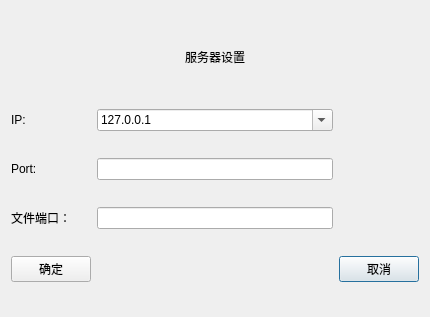
This is chat_Client/login/setnetdialog.ui in OY-YH/ATAW-Chat as Qt 5 draws it before an edit. The edited form follows.
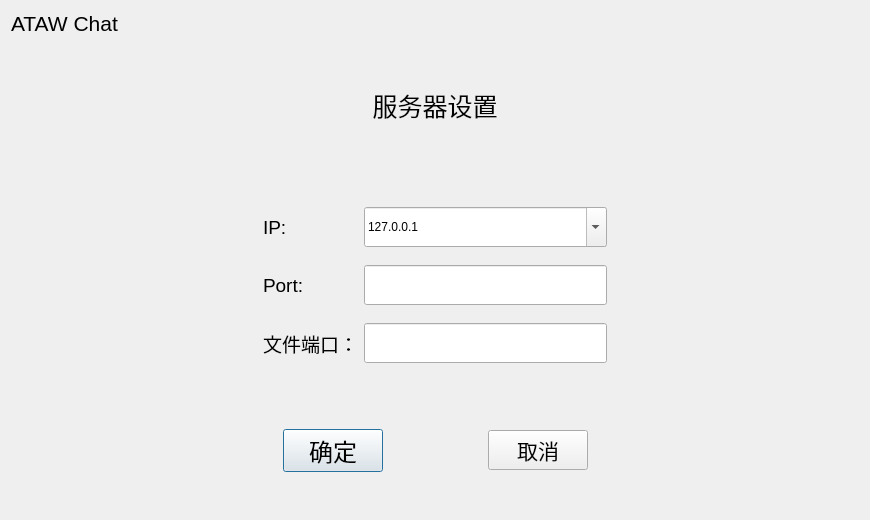
This is the edited form. Icons and pictures are not drawn.

The edit to the form file:
```diff
--- a/chat_Client/login/setnetdialog.ui
+++ b/chat_Client/login/setnetdialog.ui
@@ -6,10 +6,16 @@
    <rect>
     <x>0</x>
     <y>0</y>
-    <width>430</width>
-    <height>317</height>
+    <width>870</width>
+    <height>520</height>
    </rect>
   </property>
+  <property name="minimumSize">
+   <size>
+    <width>870</width>
+    <height>520</height>
+   </size>
+  </property>
   <property name="windowTitle">
    <string>Dialog</string>
   </property>
@@ -17,71 +23,54 @@
    <iconset theme="network-server">
     <normaloff>.</normaloff>.</iconset>
   </property>
-  <layout class="QGridLayout" name="gridLayout">
-   <item row="4" column="1">
-    <spacer name="horizontalSpacer">
+  <layout class="QVBoxLayout" name="verticalLayout">
+   <item>
+    <widget class="QLabel" name="label_5">
+     <property name="font">
+      <font>
+       <pointsize>16</pointsize>
+      </font>
+     </property>
+     <property name="text">
+      <string>ATAW Chat</string>
+     </property>
+    </widget>
+   </item>
+   <item>
+    <spacer name="verticalSpacer_2">
      <property name="orientation">
-      <enum>Qt::Horizontal</enum>
+      <enum>Qt::Vertical</enum>
+     </property>
+     <property name="sizeType">
+      <enum>QSizePolicy::Maximum</enum>
      </property>
      <property name="sizeHint" stdset="0">
       <size>
-       <width>40</width>
-       <height>20</height>
+       <width>20</width>
+       <height>40</height>
       </size>
      </property>
     </spacer>
    </item>
-   <item row="2" column="0">
-    <widget class="QLabel" name="label_2">
-     <property name="text">
-      <string>Port:</string>
-     </property>
-    </widget>
-   </item>
-   <item row="2" column="1">
-    <widget class="QLineEdit" name="portLineEdit"/>
-   </item>
-   <item row="4" column="2">
-    <widget class="QPushButton" name="cancelButton">
-     <property name="text">
-      <string>取消</string>
-     </property>
-    </widget>
-   </item>
-   <item row="1" column="1">
-    <widget class="QComboBox" name="ipcomboBox">
-     <property name="editable">
-      <bool>true</bool>
-     </property>
-     <item>
-      <property name="text">
-       <string>127.0.0.1</string>
-      </property>
-     </item>
-    </widget>
-   </item>
-   <item row="1" column="0">
-    <widget class="QLabel" name="label">
-     <property name="text">
-      <string>IP:</string>
-     </property>
-    </widget>
-   </item>
-   <item row="4" column="0">
-    <widget class="QPushButton" name="okButton">
-     <property name="text">
-      <string>确定</string>
-     </property>
-    </widget>
-   </item>
-   <item row="0" column="1">
+   <item>
     <widget class="QLabel" name="label_3">
+     <property name="minimumSize">
+      <size>
+       <width>0</width>
+       <height>60</height>
+      </size>
+     </property>
      <property name="maximumSize">
       <size>
        <width>16777215</width>
        <height>50</height>
       </size>
      </property>
+     <property name="font">
+      <font>
+       <pointsize>19</pointsize>
+      </font>
+     </property>
      <property name="text">
       <string>服务器设置</string>
      </property>
@@ -90,15 +79,243 @@
      </property>
     </widget>
    </item>
-   <item row="3" column="0">
-    <widget class="QLabel" name="label_4">
-     <property name="text">
-      <string>文件端口：</string>
+   <item>
+    <spacer name="verticalSpacer">
+     <property name="orientation">
+      <enum>Qt::Vertical</enum>
      </property>
+     <property name="sizeType">
+      <enum>QSizePolicy::Maximum</enum>
+     </property>
+     <property name="sizeHint" stdset="0">
+      <size>
+       <width>20</width>
+       <height>63</height>
+      </size>
+     </property>
+    </spacer>
+   </item>
+   <item>
+    <widget class="QWidget" name="widget" native="true">
+     <property name="minimumSize">
+      <size>
+       <width>0</width>
+       <height>200</height>
+      </size>
+     </property>
+     <layout class="QGridLayout" name="gridLayout">
+      <item row="0" column="2">
+       <widget class="QComboBox" name="ipcomboBox">
+        <property name="minimumSize">
+         <size>
+          <width>0</width>
+          <height>40</height>
+         </size>
+        </property>
+        <property name="editable">
+         <bool>true</bool>
+        </property>
+        <item>
+         <property name="text">
+          <string>127.0.0.1</string>
+         </property>
+        </item>
+       </widget>
+      </item>
+      <item row="2" column="2">
+       <widget class="QLineEdit" name="portLineEdit">
+        <property name="minimumSize">
+         <size>
+          <width>0</width>
+          <height>40</height>
+         </size>
+        </property>
+       </widget>
+      </item>
+      <item row="2" column="0">
+       <spacer name="horizontalSpacer_2">
+        <property name="orientation">
+         <enum>Qt::Horizontal</enum>
+        </property>
+        <property name="sizeHint" stdset="0">
+         <size>
+          <width>40</width>
+          <height>20</height>
+         </size>
+        </property>
+       </spacer>
+      </item>
+      <item row="0" column="1">
+       <widget class="QLabel" name="label">
+        <property name="font">
+         <font>
+          <pointsize>14</pointsize>
+         </font>
+        </property>
+        <property name="text">
+         <string>IP:</string>
+        </property>
+       </widget>
+      </item>
+      <item row="4" column="1">
+       <widget class="QLabel" name="label_4">
+        <property name="font">
+         <font>
+          <pointsize>14</pointsize>
+         </font>
+        </property>
+        <property name="text">
+         <string>文件端口：</string>
+        </property>
+       </widget>
+      </item>
+      <item row="4" column="2">
+       <widget class="QLineEdit" name="filePortEdit">
+        <property name="minimumSize">
+         <size>
+          <width>0</width>
+          <height>40</height>
+         </size>
+        </property>
+       </widget>
+      </item>
+      <item row="2" column="1">
+       <widget class="QLabel" name="label_2">
+        <property name="font">
+         <font>
+          <pointsize>14</pointsize>
+         </font>
+        </property>
+        <property name="text">
+         <string>Port:</string>
+        </property>
+       </widget>
+      </item>
+      <item row="2" column="3">
+       <spacer name="horizontalSpacer_3">
+        <property name="orientation">
+         <enum>Qt::Horizontal</enum>
+        </property>
+        <property name="sizeHint" stdset="0">
+         <size>
+          <width>40</width>
+          <height>20</height>
+         </size>
+        </property>
+       </spacer>
+      </item>
+     </layout>
     </widget>
    </item>
-   <item row="3" column="1">
-    <widget class="QLineEdit" name="filePortEdit"/>
+   <item>
+    <spacer name="verticalSpacer_3">
+     <property name="orientation">
+      <enum>Qt::Vertical</enum>
+     </property>
+     <property name="sizeHint" stdset="0">
+      <size>
+       <width>20</width>
+       <height>40</height>
+      </size>
+     </property>
+    </spacer>
+   </item>
+   <item>
+    <widget class="QWidget" name="widget_2" native="true">
+     <layout class="QHBoxLayout" name="horizontalLayout">
+      <item>
+       <spacer name="horizontalSpacer_4">
+        <property name="orientation">
+         <enum>Qt::Horizontal</enum>
+        </property>
+        <property name="sizeHint" stdset="0">
+         <size>
+          <width>40</width>
+          <height>20</height>
+         </size>
+        </property>
+       </spacer>
+      </item>
+      <item>
+       <widget class="QPushButton" name="okButton">
+        <property name="minimumSize">
+         <size>
+          <width>100</width>
+          <height>0</height>
+         </size>
+        </property>
+        <property name="font">
+         <font>
+          <pointsize>18</pointsize>
+         </font>
+        </property>
+        <property name="text">
+         <string>确定</string>
+        </property>
+       </widget>
+      </item>
+      <item>
+       <spacer name="horizontalSpacer">
+        <property name="orientation">
+         <enum>Qt::Horizontal</enum>
+        </property>
+        <property name="sizeType">
+         <enum>QSizePolicy::Maximum</enum>
+        </property>
+        <property name="sizeHint" stdset="0">
+         <size>
+          <width>99</width>
+          <height>20</height>
+         </size>
+        </property>
+       </spacer>
+      </item>
+      <item>
+       <widget class="QPushButton" name="cancelButton">
+        <property name="minimumSize">
+         <size>
+          <width>100</width>
+          <height>0</height>
+         </size>
+        </property>
+        <property name="font">
+         <font>
+          <pointsize>16</pointsize>
+         </font>
+        </property>
+        <property name="text">
+         <string>取消</string>
+        </property>
+       </widget>
+      </item>
+      <item>
+       <spacer name="horizontalSpacer_5">
+        <property name="orientation">
+         <enum>Qt::Horizontal</enum>
+        </property>
+        <property name="sizeHint" stdset="0">
+         <size>
+          <width>40</width>
+          <height>20</height>
+         </size>
+        </property>
+       </spacer>
+      </item>
+     </layout>
+    </widget>
+   </item>
+   <item>
+    <spacer name="verticalSpacer_4">
+     <property name="orientation">
+      <enum>Qt::Vertical</enum>
+     </property>
+     <property name="sizeHint" stdset="0">
+      <size>
+       <width>20</width>
+       <height>40</height>
+      </size>
+     </property>
+    </spacer>
    </item>
   </layout>
  </widget>
```
